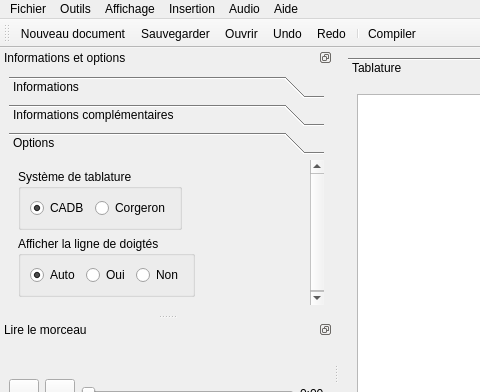
First picture: the form in ui/mainwindow.ui, repository Jean-Romain/tabliato, before the edit; both pictures show x 0 to 480 and y 0 to 392 of the 1240 by 841 pixel window.
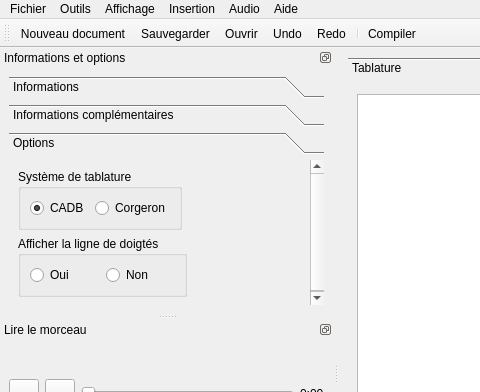
Second picture: the form after the edit. Icons and pictures are not drawn. Custom widgets are drawn as their Qt base class.

```diff
--- a/ui/mainwindow.ui
+++ b/ui/mainwindow.ui
@@ -1027,7 +1027,7 @@
         <property name="geometry">
          <rect>
           <x>0</x>
-          <y>0</y>
+          <y>-80</y>
           <width>301</width>
           <height>208</height>
          </rect>
@@ -1083,16 +1083,6 @@
             <string>Afficher la ligne de doigtés</string>
            </property>
            <layout class="QHBoxLayout" name="horizontalLayout_10">
-            <item>
-             <widget class="QRadioButton" name="displayFingering_auto">
-              <property name="text">
-               <string>Auto</string>
-              </property>
-              <property name="checked">
-               <bool>true</bool>
-              </property>
-             </widget>
-            </item>
             <item>
              <widget class="QRadioButton" name="displayFingering_yes">
               <property name="text">
```
